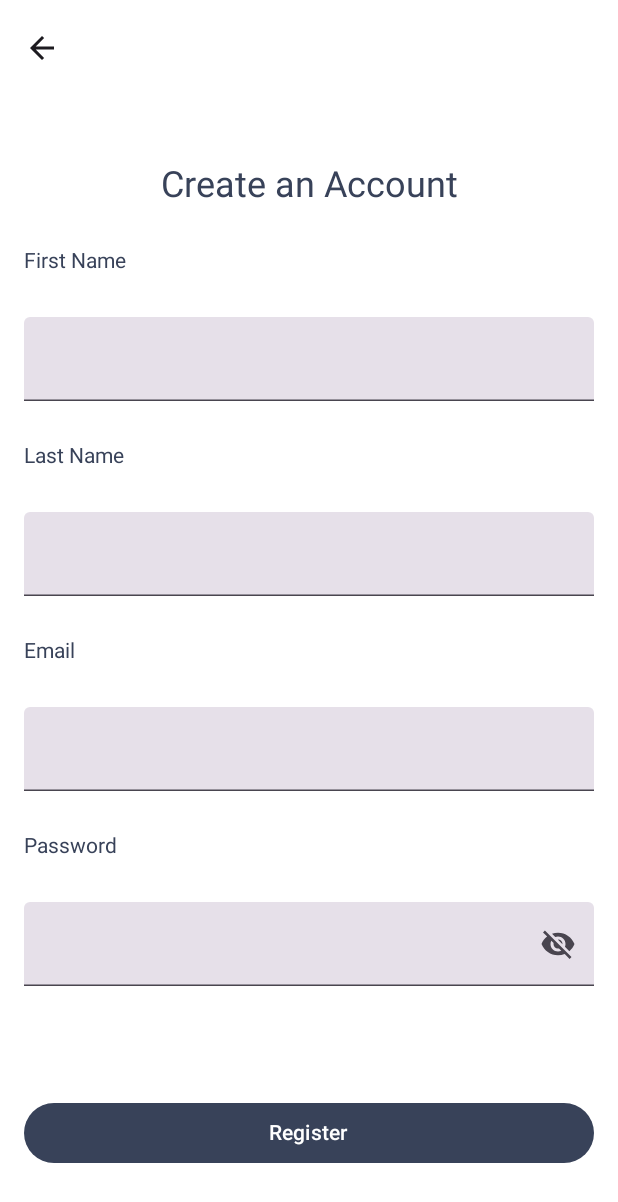
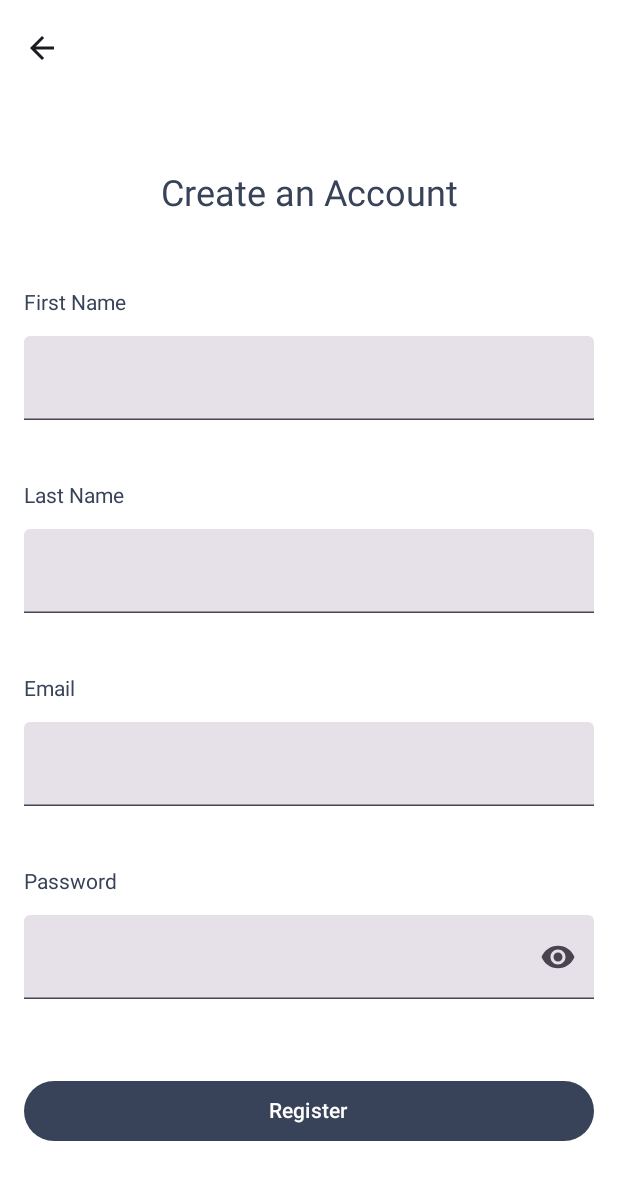
Before and after one commit to JohnnyR2003/LiftDrop, an Android app built with Jetpack Compose: the RegisterActivity screen opened directly, with no data from a screen before it, on a phone screen of 412 x 824 dp. Shown: the top 1202 px of the screen. Run offline under Robolectric (Android 15) with nearby library versions, the phone set to English and light mode, and no system bars.

Commit message:
*UPDATED* Register Screen in order to fix a little bug regarding the password visibility on its text field as well as some extra necessary attributes for DeliveryRequestMessage

```diff
--- a/code/backend/LiftDropDomain/src/main/kotlin/pt/isel/liftdrop/DeliveryRequestMessage.kt
+++ b/code/backend/LiftDropDomain/src/main/kotlin/pt/isel/liftdrop/DeliveryRequestMessage.kt
@@ -4,5 +4,7 @@ data class DeliveryRequestMessage(
     val requestId: Int,
     val pickupLatitude: Double,
     val pickupLongitude: Double,
+    val dropoffLatitude: Double,
+    val dropoffLongitude: Double,
     val details: String,
 )
--- a/code/backend/LiftDropDomain/src/main/kotlin/pt/isel/liftdrop/RequestDetailsDTO.kt
+++ b/code/backend/LiftDropDomain/src/main/kotlin/pt/isel/liftdrop/RequestDetailsDTO.kt
@@ -3,6 +3,6 @@ package pt.isel.liftdrop
 data class RequestDetailsDTO(
     val requestId: Int,
     val pickupLocation: LocationDTO,
-    val dropoffSpot: LocationDTO,
+    val dropoffLocation: LocationDTO,
     val description: String,
 )
--- a/code/backend/LiftDropRepositoryJdbi/src/main/kotlin/liftdrop/repository/jdbi/mappers/RequestDetailsMapper.kt
+++ b/code/backend/LiftDropRepositoryJdbi/src/main/kotlin/liftdrop/repository/jdbi/mappers/RequestDetailsMapper.kt
@@ -1,8 +1,8 @@
 package liftdrop.repository.jdbi.mappers
 
 import org.jdbi.v3.core.mapper.RowMapper
+import pt.isel.liftdrop.LocationDTO
 import pt.isel.liftdrop.RequestDetailsDTO
-import pt.isel.liftdrop.LocationDTO
 
 class RequestDetailsMapper : RowMapper<RequestDetailsDTO> {
     override fun map(
@@ -16,7 +16,7 @@ class RequestDetailsMapper : RowMapper<RequestDetailsDTO> {
                     latitude = rs.getDouble("pickup_latitude"),
                     longitude = rs.getDouble("pickup_longitude"),
                 ),
-            dropoffSpot =
+            dropoffLocation =
                 LocationDTO(
                     latitude = rs.getDouble("dropoff_latitude"),
                     longitude = rs.getDouble("dropoff_longitude"),
--- a/code/backend/LiftDropServices/src/main/kotlin/pt/isel/services/CourierWebSocketHandler.kt
+++ b/code/backend/LiftDropServices/src/main/kotlin/pt/isel/services/CourierWebSocketHandler.kt
@@ -17,7 +17,6 @@ class CourierWebSocketHandler(
     private val sessions: MutableMap<Int, WebSocketSession> = ConcurrentHashMap()
 
     override fun afterConnectionEstablished(session: WebSocketSession) {
-        // Example: Extract courier ID from query or headers
         val courierId =
             session.uri
                 ?.query
--- a/code/backend/LiftDropServices/src/main/kotlin/pt/isel/services/google/GeocodingServices.kt
+++ b/code/backend/LiftDropServices/src/main/kotlin/pt/isel/services/google/GeocodingServices.kt
@@ -73,6 +73,8 @@ class GeocodingServices(
                             requestId = requestId,
                             pickupLatitude = requestDetails.pickupLocation.latitude,
                             pickupLongitude = requestDetails.pickupLocation.longitude,
+                            dropoffLatitude = requestDetails.dropoffLocation.latitude,
+                            dropoffLongitude = requestDetails.dropoffLocation.longitude,
                             details = requestDetails.description,
                         ),
                     )
@@ -221,8 +223,6 @@ class GeocodingServices(
                 .url(url)
                 .build()
 
-
-
         client.newCall(request).execute().use { response ->
             if (!response.isSuccessful) throw Exception("Unexpected code $response")
 
--- a/code/frontend/LiftDrop/app/src/main/java/pt/isel/liftdrop/home/ui/HomeScreen.kt
+++ b/code/frontend/LiftDrop/app/src/main/java/pt/isel/liftdrop/home/ui/HomeScreen.kt
@@ -158,7 +158,7 @@ fun HomeScreen(
             if (state.incomingRequest != null) {
                 IncomingRequestCard(
                     request = state.incomingRequest,
-                    onAccept = { viewModel.acceptRequest(state.incomingRequest.id) },
+                    onAccept = { viewModel.acceptRequest(state.incomingRequest.id, userToken) },
                     onDecline = { viewModel.declineRequest(state.incomingRequest.id) }
                 )
             }
--- a/code/frontend/LiftDrop/app/src/main/java/pt/isel/liftdrop/login/ui/RegisterScreen.kt
+++ b/code/frontend/LiftDrop/app/src/main/java/pt/isel/liftdrop/login/ui/RegisterScreen.kt
@@ -8,8 +8,11 @@ import androidx.compose.foundation.layout.Spacer
 import androidx.compose.foundation.layout.fillMaxSize
 import androidx.compose.foundation.layout.fillMaxWidth
 import androidx.compose.foundation.layout.height
+import androidx.compose.foundation.layout.imePadding
 import androidx.compose.foundation.layout.padding
+import androidx.compose.foundation.rememberScrollState
 import androidx.compose.foundation.text.KeyboardOptions
+import androidx.compose.foundation.verticalScroll
 import androidx.compose.material.icons.Icons
 import androidx.compose.material.icons.filled.Visibility
 import androidx.compose.material.icons.filled.VisibilityOff
@@ -30,7 +33,9 @@ import androidx.compose.runtime.setValue
 import androidx.compose.ui.Alignment
 import androidx.compose.ui.Modifier
 import androidx.compose.ui.graphics.Color
+import androidx.compose.ui.input.nestedscroll.nestedScroll
 import androidx.compose.ui.platform.LocalContext
+import androidx.compose.ui.platform.rememberNestedScrollInteropConnection
 import androidx.compose.ui.text.input.KeyboardType
 import androidx.compose.ui.text.input.PasswordVisualTransformation
 import androidx.compose.ui.text.input.VisualTransformation
@@ -54,7 +59,8 @@ fun RegisterScreen(
     val lastName = rememberSaveable { mutableStateOf("") }
     val email = rememberSaveable { mutableStateOf("") }
     val password = rememberSaveable { mutableStateOf("") }
-    var passwordVisible by rememberSaveable { mutableStateOf(false) }
+    var passwordVisible by rememberSaveable { mutableStateOf(true) }
+    val scrollState = rememberScrollState()
 
     Scaffold(
         topBar = { TopBar(onBackRequested = onBackRequest) },
@@ -63,26 +69,73 @@ fun RegisterScreen(
         Column(
             modifier = Modifier
                 .padding(innerPadding)
-                .padding(16.dp)
+                .padding(horizontal = 16.dp)
                 .fillMaxSize()
-                .background(Color.White),
+                .background(Color.White)
+                .verticalScroll(scrollState)
+                .imePadding()
+                .nestedScroll(rememberNestedScrollInteropConnection()),
             horizontalAlignment = Alignment.CenterHorizontally,
             verticalArrangement = Arrangement.SpaceEvenly
         ) {
+            Spacer(modifier = Modifier.height(24.dp))
+
             Text(text = "Create an Account", fontSize = 24.sp, color = Color(0xFF384259))
 
-            TextFieldWithLabel("First Name", firstName)
-            TextFieldWithLabel("Last Name", lastName)
-            TextFieldWithLabel("Email", email, KeyboardType.Email)
-            TextFieldWithLabel("Password", password, KeyboardType.Password, passwordVisible) {
-                passwordVisible = !passwordVisible
-            }
+            Spacer(modifier = Modifier.height(24.dp))
+
+            Text(text = "First Name", fontSize = 14.sp, color = Color(0xFF384259), modifier = Modifier.align(Alignment.Start))
+            TextField(
+                value = firstName.value,
+                onValueChange = { firstName.value = ensureInputBounds(it) },
+                singleLine = true,
+                modifier = Modifier.fillMaxWidth()
+            )
 
             Spacer(modifier = Modifier.height(16.dp))
 
+            Text(text = "Last Name", fontSize = 14.sp, color = Color(0xFF384259), modifier = Modifier.align(Alignment.Start))
+            TextField(
+                value = lastName.value,
+                onValueChange = { lastName.value = ensureInputBounds(it) },
+                singleLine = true,
+                modifier = Modifier.fillMaxWidth()
+            )
+
+            Spacer(modifier = Modifier.height(16.dp))
+
+            Text(text = "Email", fontSize = 14.sp, color = Color(0xFF384259), modifier = Modifier.align(Alignment.Start))
+            TextField(
+                value = email.value,
+                onValueChange = { email.value = ensureInputBounds(it) },
+                singleLine = true,
+                modifier = Modifier.fillMaxWidth(),
+                keyboardOptions = KeyboardOptions(keyboardType = KeyboardType.Email)
+            )
+
+            Spacer(modifier = Modifier.height(16.dp))
+
+            Text(text = "Password", fontSize = 14.sp, color = Color(0xFF384259), modifier = Modifier.align(Alignment.Start))
+            TextField(
+                value = password.value,
+                onValueChange = { password.value = ensureInputBounds(it) },
+                singleLine = true,
+                modifier = Modifier.fillMaxWidth(),
+                keyboardOptions = KeyboardOptions(keyboardType = KeyboardType.Password),
+                visualTransformation = if (passwordVisible) VisualTransformation.None else PasswordVisualTransformation(),
+                trailingIcon = {
+                    val image = if (passwordVisible) Icons.Default.Visibility else Icons.Default.VisibilityOff
+                    val description = if (passwordVisible) "Hide password" else "Show password"
+                    IconButton(onClick = { passwordVisible = !passwordVisible }) {
+                        Icon(imageVector = image, contentDescription = description)
+                    }
+                }
+            )
+
+            Spacer(modifier = Modifier.height(24.dp))
+
             Button(
                 onClick = {
-                    var location: LatLng? = null
                     onRegisterRequest(firstName.value, lastName.value, email.value, password.value)
                 },
                 modifier = Modifier.fillMaxWidth(),
@@ -102,38 +155,8 @@ fun RegisterScreen(
                 Spacer(modifier = Modifier.height(16.dp))
                 Text(text = "Loading...", color = MaterialTheme.colorScheme.primary)
             }
+
+            Spacer(modifier = Modifier.height(32.dp))
         }
     }
 }
-
-@Composable
-fun TextFieldWithLabel(
-    label: String,
-    value: MutableState<String>,
-    keyboardType: KeyboardType = KeyboardType.Text,
-    isPassword: Boolean = false,
-    togglePasswordVisibility: (() -> Unit)? = null
-) {
-    Text(text = label, fontSize = 14.sp, color = Color(0xFF384259), modifier = Modifier.fillMaxWidth(), textAlign = TextAlign.Start)
-    TextField(
-        value = value.value,
-        onValueChange = { value.value = ensureInputBounds(it) },
-        singleLine = true,
-        modifier = Modifier.fillMaxWidth(),
-        keyboardOptions = KeyboardOptions(keyboardType = keyboardType),
-        visualTransformation = if (isPassword && togglePasswordVisibility != null) {
-            if (value.value.isNotEmpty()) PasswordVisualTransformation() else VisualTransformation.None
-        } else VisualTransformation.None,
-        trailingIcon = if (togglePasswordVisibility != null) {
-            {
-                val visible = value.value.isNotEmpty()
-                IconButton(onClick = togglePasswordVisibility) {
-                    Icon(
-                        imageVector = if (visible) Icons.Default.Visibility else Icons.Default.VisibilityOff,
-                        contentDescription = "Toggle password visibility"
-                    )
-                }
-            }
-        } else null
-    )
-}
```
Also changed, not shown: code/frontend/LiftDrop/app/src/main/java/pt/isel/liftdrop/home/model/HomeService.kt (+11 -1 lines), code/frontend/LiftDrop/app/src/main/java/pt/isel/liftdrop/home/model/HomeViewModel.kt (+27 -3 lines).
